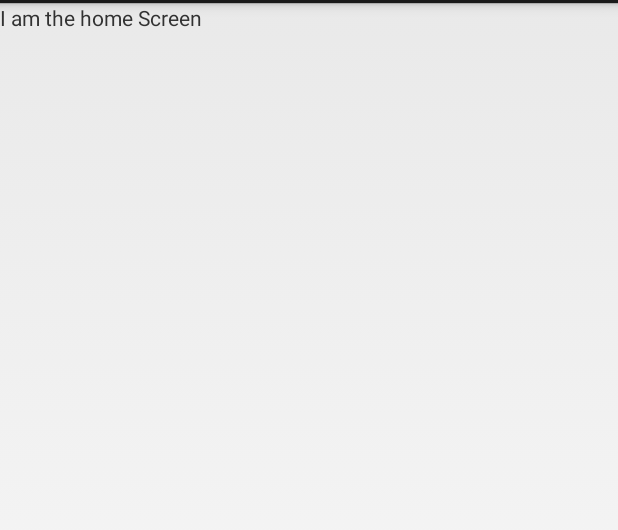
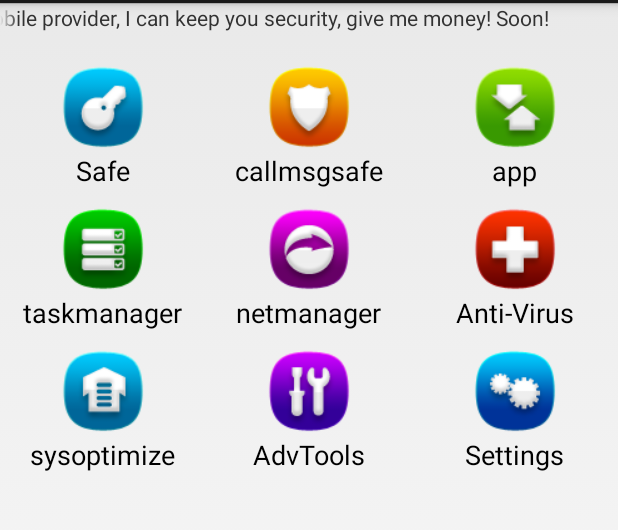
Before and after one commit to hongbao66/MobileSecurity, an Android app: the HomeActivity screen opened directly, with no data from a screen before it, on a phone screen of 412 x 824 dp, the part 69-599 px from its top. Run offline under Robolectric (Android 15) with nearby library versions, the light colour scheme and no system bars.

Commit message:
1.finish splashActivity  2.finish the home page layout using gridview

```diff
--- a/src/main/java/com/jeffwan/mobilesecurity/HomeActivity.java
+++ b/src/main/java/com/jeffwan/mobilesecurity/HomeActivity.java
@@ -2,17 +2,23 @@ package com.jeffwan.mobilesecurity;
 
 import android.app.Activity;
 import android.os.Bundle;
+import android.widget.GridView;
 import android.widget.TextView;
+
+import com.jeffwan.mobilesecurity.adapter.HomeAdapter;
 
 /**
  * Created by jeffwan on 8/24/13.
  */
 public class HomeActivity extends Activity {
+    private GridView gv_home;
+
     public void onCreate(Bundle savedInstanceState) {
         super.onCreate(savedInstanceState);
-        TextView tv = new TextView(this);
-        tv.setText("I am the home Screen");
-        setContentView(tv);
+
+        setContentView(R.layout.activity_home);
+        gv_home = (GridView) this.findViewById(R.id.gv_home);
+        gv_home.setAdapter(new HomeAdapter(this));
     }
 
 
--- /dev/null
+++ b/src/main/java/com/jeffwan/mobilesecurity/adapter/HomeAdapter.java
@@ -0,0 +1,56 @@
+package com.jeffwan.mobilesecurity.adapter;
+
+import android.content.Context;
+import android.view.View;
+import android.view.ViewGroup;
+import android.widget.BaseAdapter;
+import android.widget.ImageView;
+import android.widget.TextView;
+
+import com.jeffwan.mobilesecurity.R;
+
+/**
+ * Created by jeffwan on 8/25/13.
+ */
+public class HomeAdapter extends BaseAdapter{
+
+
+    private Context context;
+
+    private String[] names = {"Safe", "callmsgsafe", "app", "taskmanager", "netmanager", "Anti-Virus",
+            "sysoptimize", "AdvTools", "Settings"};
+
+    private int[] icons = {R.drawable.safe, R.drawable.callmsgsafe, R.drawable.app,
+            R.drawable.taskmanager,R.drawable.netmanager, R.drawable.trojan,
+            R.drawable.sysoptimize, R.drawable.atools, R.drawable.settings};
+
+    public HomeAdapter(Context context) {
+        this.context = context;
+    }
+
+
+    @Override
+    public int getCount() {
+        return names.length;
+    }
+
+    @Override
+    public Object getItem(int i) {
+        return null;
+    }
+
+    @Override
+    public long getItemId(int i) {
+        return 0;
+    }
+
+    @Override
+    public View getView(int i, View convertView, ViewGroup viewGroup) {
+        View view = View.inflate(context, R.layout.grid_home_item,null);
+        ImageView iv_icon = (ImageView) view.findViewById(R.id.iv_home_item_icon);
+        TextView tv_name = (TextView) view.findViewById(R.id.tv_home_item_name);
+        iv_icon.setImageResource(icons[i]);
+        tv_name.setText(names[i]);
+        return view;
+    }
+}
--- /dev/null
+++ b/src/main/java/com/jeffwan/mobilesecurity/ui/FocusedTextView.java
@@ -0,0 +1,30 @@
+package com.jeffwan.mobilesecurity.ui;
+
+import android.content.Context;
+import android.util.AttributeSet;
+import android.widget.TextView;
+
+/**
+ * Created by jeffwan on 8/25/13.
+ */
+public class FocusedTextView extends TextView {
+    public FocusedTextView(Context context) {
+        super(context);
+    }
+
+    public FocusedTextView(Context context, AttributeSet attrs) {
+        super(context, attrs);
+    }
+
+    public FocusedTextView(Context context, AttributeSet attrs, int defStyle) {
+        super(context, attrs, defStyle);
+    }
+
+    /*
+     Tell APP this text view get focused
+     */
+    @Override
+    public boolean isFocused() {
+        return true;
+    }
+}
--- a/src/main/java/com/jeffwan/mobilesecurity/utils/DownLoadManager.java
+++ b/src/main/java/com/jeffwan/mobilesecurity/utils/DownLoadManager.java
@@ -7,7 +7,6 @@ import java.io.File;
 import java.io.FileOutputStream;
 import java.io.InputStream;
 import java.net.HttpURLConnection;
-import java.net.MalformedURLException;
 import java.net.URL;
 
 /**
--- /dev/null
+++ b/src/main/res/layout/activity_home.xml
@@ -0,0 +1,26 @@
+<?xml version="1.0" encoding="utf-8"?>
+
+<LinearLayout xmlns:android="http://schemas.android.com/apk/res/android"
+              android:orientation="vertical"
+              android:layout_width="match_parent"
+              android:layout_height="match_parent">
+
+    <com.jeffwan.mobilesecurity.ui.FocusedTextView
+        android:singleLine="true"
+        android:ellipsize="marquee"
+        android:layout_width="match_parent"
+        android:layout_height="wrap_content"
+        android:text="I am your mobile provider, I can keep you security, give me money! Soon! "
+        />
+
+    <GridView
+        android:id= "@+id/gv_home"
+        android:layout_width="match_parent"
+        android:layout_height="match_parent"
+        android:layout_marginTop="20dip"
+        android:verticalSpacing="10dip"
+        android:numColumns="3" >
+    </GridView>
+
+
+</LinearLayout>
--- /dev/null
+++ b/src/main/res/layout/grid_home_item.xml
@@ -0,0 +1,23 @@
+<?xml version="1.0" encoding="utf-8"?>
+
+<LinearLayout xmlns:android="http://schemas.android.com/apk/res/android"
+              android:orientation="vertical"
+              android:gravity="center_horizontal"
+              android:layout_width="match_parent"
+              android:layout_height="match_parent">
+
+    <ImageView
+        android:id="@+id/iv_home_item_icon"
+        android:src ="@drawable/ic_launcher"
+        android:layout_width="60dip"
+        android:layout_height="60dip" />
+
+    <TextView
+        android:id="@+id/tv_home_item_name"
+        android:layout_width="wrap_content"
+        android:layout_height="wrap_content"
+        android:text = "steal"
+        android:textColor="#000000"
+        android:textSize="18sp"  />
+
+</LinearLayout>
--- a/src/main/res/values/strings.xml
+++ b/src/main/res/values/strings.xml
@@ -6,6 +6,6 @@
     <string name="hello_world">Hello world!</string>
 
 
-    <string name="serverUrl">http://jeffwan.net/versionInfo.xml</string>
+    <string name="serverUrl">http://www.jeffwan.net/versionInfo.xml</string>
 
 </resources>
```
Also changed, not shown: src/main/java/com/jeffwan/mobilesecurity/SplashActivity.java (+24 -9 lines), src/main/res/layout/activity_setting.xml (added, +8 -0 lines), src/main/res/drawable-hdpi/app.png (added), src/main/res/drawable-hdpi/atools.png (added), src/main/res/drawable-hdpi/callmsgsafe.png (added), src/main/res/drawable-hdpi/netmanager.png (added), src/main/res/drawable-hdpi/safe.png (added), src/main/res/drawable-hdpi/settings.png (added), src/main/res/drawable-hdpi/sysoptimize.png (added), src/main/res/drawable-hdpi/taskmanager.png (added), src/main/res/drawable-hdpi/trojan.png (added).
